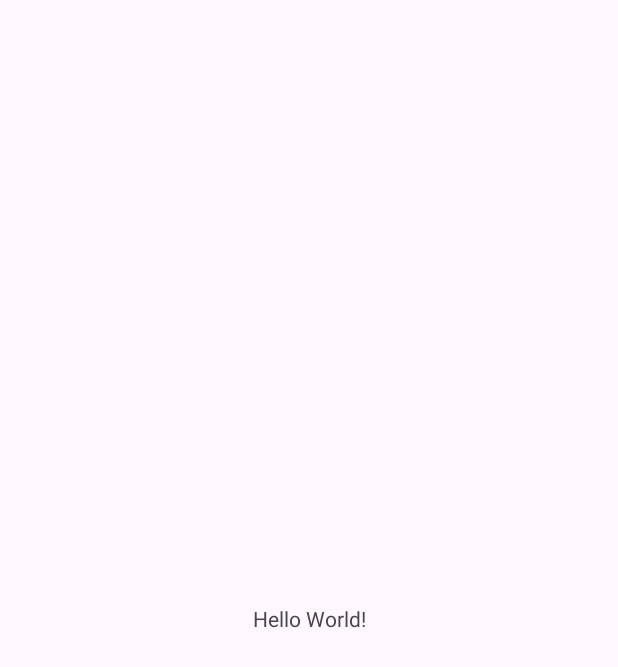
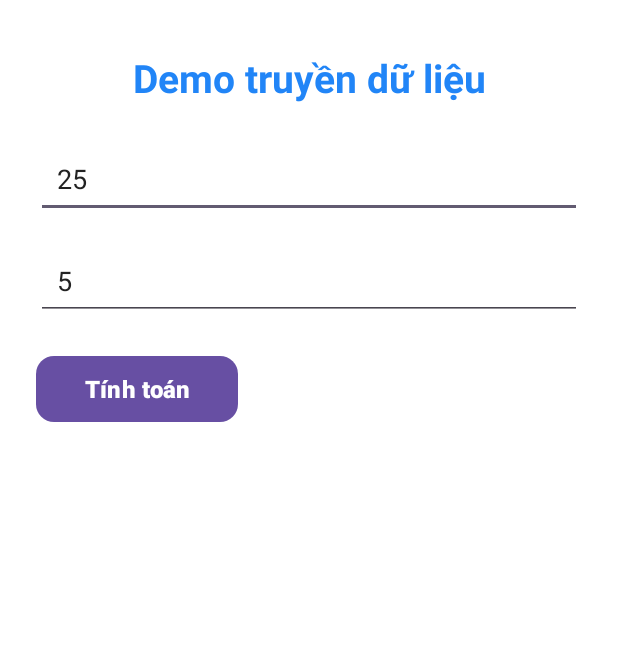
Before and after one commit to vinhbqit/finalproject, an Android app: the screen it shows after launch (MainActivity), on a phone screen of 412 x 824 dp. Before the commit the part shown is almost empty. Shown: the top 667 px of the screen. Run offline under Robolectric (Android 15) with nearby library versions, the phone set to English and light mode, and no system bars.

Commit message:
tao vua code giao dien

```diff
--- a/app/src/main/res/layout/activity_main.xml
+++ b/app/src/main/res/layout/activity_main.xml
@@ -1,19 +1,61 @@
 <?xml version="1.0" encoding="utf-8"?>
-<androidx.constraintlayout.widget.ConstraintLayout xmlns:android="http://schemas.android.com/apk/res/android"
+<LinearLayout xmlns:android="http://schemas.android.com/apk/res/android"
     xmlns:app="http://schemas.android.com/apk/res-auto"
-    xmlns:tools="http://schemas.android.com/tools"
-    android:id="@+id/main"
     android:layout_width="match_parent"
     android:layout_height="match_parent"
-    tools:context=".MainActivity">
+    android:orientation="vertical"
+    android:padding="24dp"
+    android:background="#FFFFFF">
 
+    <!-- Tiêu đề màu xanh dương -->
     <TextView
+        android:id="@+id/tvTitle"
+        android:layout_width="match_parent"
+        android:layout_height="wrap_content"
+        android:text="Demo truyền dữ liệu"
+        android:textColor="#2185F7"
+        android:textSize="26sp"
+        android:textStyle="bold"
+        android:gravity="center"
+        android:layout_marginTop="10dp"
+        android:layout_marginBottom="24dp" />
+
+    <!-- Ô nhập thứ nhất -->
+    <EditText
+        android:id="@+id/edtSoA"
+        android:layout_width="match_parent"
+        android:layout_height="52dp"
+        android:inputType="numberDecimal"
+        android:paddingHorizontal="14dp"
+        android:text="25"
+        android:textColor="#222222"
+        android:textSize="18sp"
+        android:layout_marginBottom="16dp" />
+
+    <!-- Ô nhập thứ hai -->
+    <EditText
+        android:id="@+id/edtSoB"
+        android:layout_width="match_parent"
+        android:layout_height="52dp"
+        android:inputType="numberDecimal"
+        android:paddingHorizontal="14dp"
+        android:text="5"
+        android:textColor="#222222"
+        android:textSize="18sp"
+        android:layout_marginBottom="20dp" />
+
+    <!-- Nút bấm màu tím bo góc -->
+    <com.google.android.material.button.MaterialButton
+        android:id="@+id/btnTinhToan"
         android:layout_width="wrap_content"
-        android:layout_height="wrap_content"
-        android:text="Hello World!"
-        app:layout_constraintBottom_toBottomOf="parent"
-        app:layout_constraintEnd_toEndOf="parent"
-        app:layout_constraintStart_toStartOf="parent"
-        app:layout_constraintTop_toTopOf="parent" />
+        android:layout_height="52dp"
+        android:text="Tính toán"
+        android:textAllCaps="false"
+        android:textColor="#FFFFFF"
+        android:textSize="16sp"
+        android:textStyle="bold"
+        android:paddingHorizontal="32dp"
+        app:backgroundTint="#674FA3"
+        app:cornerRadius="12dp" />
 
-</androidx.constraintlayout.widget.ConstraintLayout>
+</LinearLayout>
```
